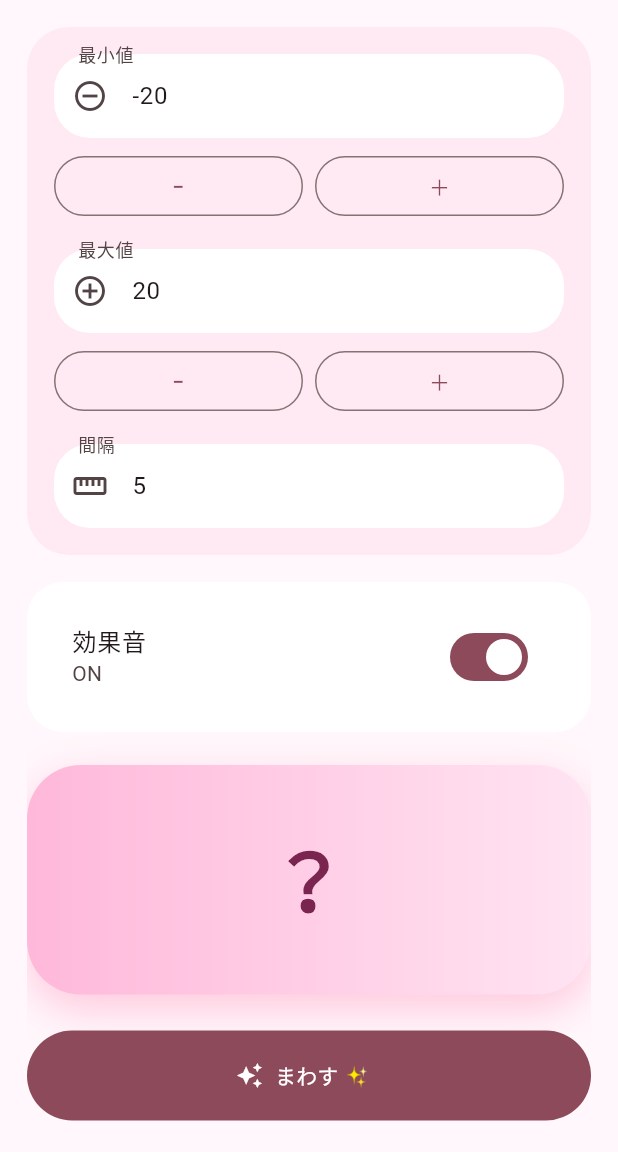
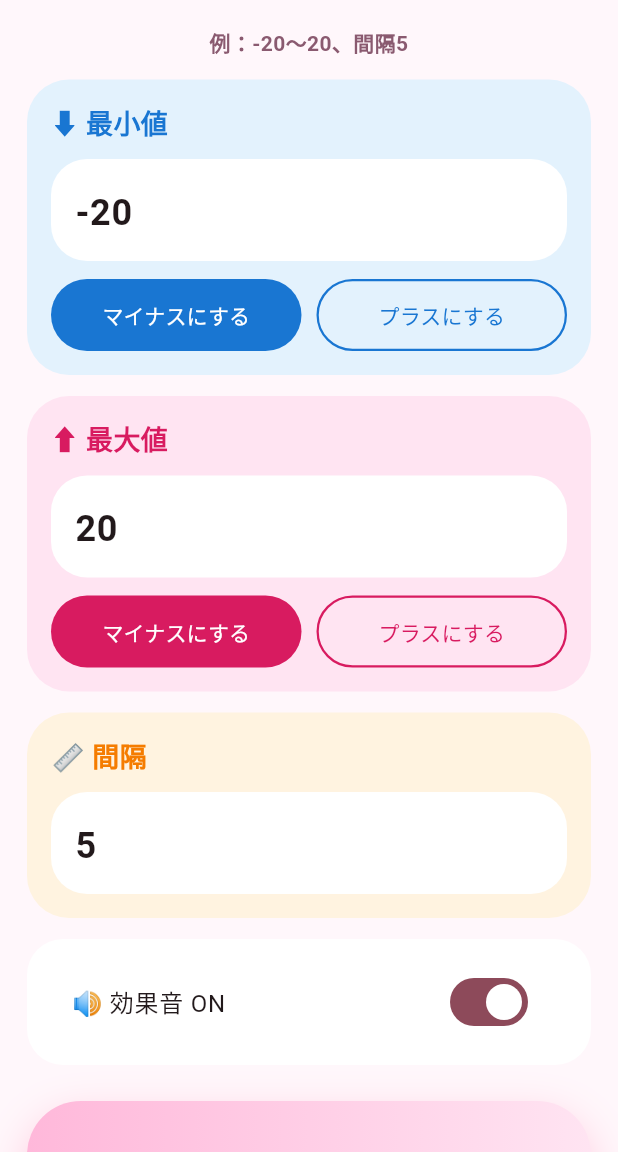
Before and after one commit to tatsu110119/random_app, a Flutter app: the screen it shows after launch, on a phone screen of 412 x 824 dp, the part 84-1236 px from its top. Run offline on Flutter 3.47's test engine with Material 3 defaults, Android fonts, the light colour scheme and no system bars; our stand-ins replace audioplayers, shared_preferences.

Commit message:
final ui update

```diff
--- a/lib/main.dart
+++ b/lib/main.dart
@@ -113,6 +113,11 @@ class _RandomPageState extends State<RandomPage> {
       list.add(i);
     }
 
+    if (list.isEmpty) {
+      showError("候補がありません");
+      return;
+    }
+
     setState(() {
       isRolling = true;
       hasFinalResult = false;
@@ -122,6 +127,7 @@ class _RandomPageState extends State<RandomPage> {
       await rollingPlayer.setReleaseMode(ReleaseMode.loop);
       await rollingPlayer.play(AssetSource('sounds/rolling.mp3'));
 
+      // Web対策
       await finishPlayer.play(AssetSource('sounds/finish.mp3'));
       await finishPlayer.stop();
     }
@@ -201,59 +207,97 @@ class _RandomPageState extends State<RandomPage> {
     super.dispose();
   }
 
-  InputDecoration cuteInput(String label, IconData icon) {
-    return InputDecoration(
-      labelText: label,
-      prefixIcon: Icon(icon),
+  Widget numberCard({
+    required String title,
+    required String emoji,
+    required TextEditingController controller,
+    required Color backgroundColor,
+    required Color accentColor,
+    required bool allowMinus,
+  }) {
+    return Container(
+      padding: const EdgeInsets.all(16),
+      margin: const EdgeInsets.only(bottom: 14),
+      decoration: BoxDecoration(
+        color: backgroundColor,
+        borderRadius: BorderRadius.circular(28),
+      ),
+      child: Column(
+        crossAxisAlignment: CrossAxisAlignment.start,
+        children: [
+          Text(
+            '$emoji $title',
+            style: TextStyle(
+              fontSize: 18,
+              fontWeight: FontWeight.bold,
+              color: accentColor,
+            ),
+          ),
+          const SizedBox(height: 10),
+          TextField(
+            controller: controller,
+            keyboardType: TextInputType.number,
+            style: const TextStyle(
+              fontSize: 24,
+              fontWeight: FontWeight.bold,
+            ),
+            decoration: InputDecoration(
               filled: true,
               fillColor: Colors.white,
+              hintText: '数字を入力',
               border: OutlineInputBorder(
                 borderRadius: BorderRadius.circular(24),
                 borderSide: BorderSide.none,
               ),
-    );
-  }
-
-  Widget numberInput({
-    required String label,
-    required TextEditingController controller,
-    required IconData icon,
-    required bool allowMinus,
-  }) {
-    return Column(
-      children: [
-        TextField(
-          controller: controller,
-          decoration: cuteInput(label, icon),
-          keyboardType: TextInputType.number,
+            ),
           ),
           if (allowMinus) ...[
-          const SizedBox(height: 8),
+            const SizedBox(height: 12),
             Row(
               children: [
                 Expanded(
-                child: OutlinedButton(
-                  onPressed: isRolling ? null : () => makeNegative(controller),
-                  child: const Text('−'),
+                  child: FilledButton(
+                    onPressed:
+                        isRolling ? null : () => makeNegative(controller),
+                    style: FilledButton.styleFrom(
+                      backgroundColor: accentColor,
+                      minimumSize: const Size(0, 48),
+                      shape: RoundedRectangleBorder(
+                        borderRadius: BorderRadius.circular(24),
                       ),
                     ),
-              const SizedBox(width: 8),
+                    child: const Text('マイナスにする'),
+                  ),
+                ),
+                const SizedBox(width: 10),
                 Expanded(
                   child: OutlinedButton(
-                  onPressed: isRolling ? null : () => makePositive(controller),
-                  child: const Text('＋'),
+                    onPressed:
+                        isRolling ? null : () => makePositive(controller),
+                    style: OutlinedButton.styleFrom(
+                      minimumSize: const Size(0, 48),
+                      side: BorderSide(color: accentColor, width: 1.5),
+                      shape: RoundedRectangleBorder(
+                        borderRadius: BorderRadius.circular(24),
+                      ),
+                    ),
+                    child: Text(
+                      'プラスにする',
+                      style: TextStyle(color: accentColor),
+                    ),
                   ),
                 ),
               ],
             ),
           ],
         ],
+      ),
     );
   }
 
   @override
   Widget build(BuildContext context) {
-    final fontSize = hasFinalResult ? 92.0 : 52.0;
+    final fontSize = hasFinalResult ? 96.0 : 54.0;
 
     return Scaffold(
       appBar: AppBar(
@@ -262,43 +306,43 @@ class _RandomPageState extends State<RandomPage> {
         backgroundColor: const Color(0xFFFFD6EA),
       ),
       body: SafeArea(
-        child: Padding(
+        child: ListView(
           padding: const EdgeInsets.all(18),
-          child: ListView(
           children: [
-              Container(
-                padding: const EdgeInsets.all(18),
-                decoration: BoxDecoration(
-                  color: const Color(0xFFFFEAF4),
-                  borderRadius: BorderRadius.circular(28),
+            const Text(
+              '例：-20〜20、間隔5',
+              textAlign: TextAlign.center,
+              style: TextStyle(
+                color: Color(0xFF8A5A70),
+                fontWeight: FontWeight.bold,
               ),
-                child: Column(
-                  children: [
-                    numberInput(
-                      label: '最小値',
+            ),
+            const SizedBox(height: 14),
+
+            numberCard(
+              title: '最小値',
+              emoji: '⬇️',
               controller: minController,
-                      icon: Icons.remove_circle_outline,
+              backgroundColor: const Color(0xFFE3F2FD),
+              accentColor: const Color(0xFF1976D2),
               allowMinus: true,
             ),
-                    const SizedBox(height: 18),
-                    numberInput(
-                      label: '最大値',
+            numberCard(
+              title: '最大値',
+              emoji: '⬆️',
               controller: maxController,
-                      icon: Icons.add_circle_outline,
+              backgroundColor: const Color(0xFFFFE4F2),
+              accentColor: const Color(0xFFD81B60),
               allowMinus: true,
             ),
-                    const SizedBox(height: 18),
-                    numberInput(
-                      label: '間隔',
+            numberCard(
+              title: '間隔',
+              emoji: '📏',
               controller: stepController,
-                      icon: Icons.straighten,
+              backgroundColor: const Color(0xFFFFF3E0),
+              accentColor: const Color(0xFFF57C00),
               allowMinus: false,
             ),
-                  ],
-                ),
-              ),
-
-              const SizedBox(height: 18),
 
             Container(
               padding: const EdgeInsets.all(14),
@@ -307,8 +351,7 @@ class _RandomPageState extends State<RandomPage> {
                 borderRadius: BorderRadius.circular(24),
               ),
               child: SwitchListTile(
-                  title: const Text('効果音'),
-                  subtitle: Text(soundOn ? 'ON' : 'OFF'),
+                title: Text(soundOn ? '🔊 効果音 ON' : '🔇 効果音 OFF'),
                 value: soundOn,
                 onChanged: isRolling
                     ? null
@@ -321,14 +364,14 @@ class _RandomPageState extends State<RandomPage> {
               ),
             ),
 
-              const SizedBox(height: 22),
+            const SizedBox(height: 24),
 
             AnimatedScale(
-                scale: isRolling ? 1.05 : hasFinalResult ? 1.2 : 1.0,
+              scale: isRolling ? 1.04 : hasFinalResult ? 1.16 : 1.0,
               duration: const Duration(milliseconds: 250),
               child: Container(
                 width: double.infinity,
-                  padding: const EdgeInsets.symmetric(vertical: 38),
+                padding: const EdgeInsets.symmetric(vertical: 34),
                 decoration: BoxDecoration(
                   borderRadius: BorderRadius.circular(36),
                   gradient: const LinearGradient(
@@ -345,7 +388,17 @@ class _RandomPageState extends State<RandomPage> {
                     ),
                   ],
                 ),
-                  child: AnimatedDefaultTextStyle(
+                child: Column(
+                  children: [
+                    const Text(
+                      '結果',
+                      style: TextStyle(
+                        fontSize: 18,
+                        fontWeight: FontWeight.bold,
+                        color: Color(0xFF7A2450),
+                      ),
+                    ),
+                    AnimatedDefaultTextStyle(
                       duration: const Duration(milliseconds: 300),
                       style: TextStyle(
                         fontSize: fontSize,
@@ -357,24 +410,50 @@ class _RandomPageState extends State<RandomPage> {
                         textAlign: TextAlign.center,
                       ),
                     ),
+                  ],
+                ),
               ),
             ),
 
             const SizedBox(height: 24),
 
-              FilledButton.icon(
+            Container(
+              decoration: BoxDecoration(
+                borderRadius: BorderRadius.circular(34),
+                gradient: const LinearGradient(
+                  colors: [
+                    Color(0xFFFF5FA2),
+                    Color(0xFFFF9ACB),
+                  ],
+                ),
+                boxShadow: [
+                  BoxShadow(
+                    color: Colors.pinkAccent.withOpacity(0.35),
+                    blurRadius: 20,
+                    offset: const Offset(0, 8),
+                  ),
+                ],
+              ),
+              child: FilledButton.icon(
                 onPressed: isRolling ? null : generate,
-                icon: const Icon(Icons.auto_awesome),
-                label: Text(isRolling ? 'くるくる中…' : 'まわす ✨'),
+                icon: const Icon(Icons.casino),
+                label: Text(isRolling ? 'くるくる中…' : '🎰 ルーレットをまわす'),
                 style: FilledButton.styleFrom(
-                  minimumSize: const Size(double.infinity, 60),
+                  backgroundColor: Colors.transparent,
+                  shadowColor: Colors.transparent,
+                  minimumSize: const Size(double.infinity, 64),
                   shape: RoundedRectangleBorder(
-                    borderRadius: BorderRadius.circular(30),
+                    borderRadius: BorderRadius.circular(34),
+                  ),
+                  textStyle: const TextStyle(
+                    fontSize: 18,
+                    fontWeight: FontWeight.bold,
+                  ),
                 ),
               ),
             ),
 
-              const SizedBox(height: 24),
+            const SizedBox(height: 26),
 
             Row(
               mainAxisAlignment: MainAxisAlignment.spaceBetween,
@@ -397,39 +476,26 @@ class _RandomPageState extends State<RandomPage> {
             ),
 
             if (history.isEmpty)
-                const Center(
-                  child: Padding(
+              const Padding(
                 padding: EdgeInsets.all(24),
-                    child: Text("まだ履歴はありません 🐣"),
-                  ),
+                child: Center(child: Text("まだ履歴はありません 🐣")),
               )
             else
-                ...history.asMap().entries.map((entry) {
-                  final index = entry.key;
-                  final value = entry.value;
-
-                  return Card(
-                    color: Colors.white,
-                    shape: RoundedRectangleBorder(
-                      borderRadius: BorderRadius.circular(22),
+              Wrap(
+                spacing: 8,
+                runSpacing: 8,
+                children: history.map((value) {
+                  return Chip(
+                    label: Text(
+                      value.toString(),
+                      style: const TextStyle(fontWeight: FontWeight.bold),
                     ),
-                    child: ListTile(
-                      leading: CircleAvatar(
-                        backgroundColor: const Color(0xFFFFD6EA),
-                        child: Text('${index + 1}'),
+                    backgroundColor: const Color(0xFFFFE4F2),
+                    side: const BorderSide(color: Color(0xFFFFB8DA)),
+                  );
+                }).toList(),
               ),
-                      title: Text(
-                        value.toString(),
-                        style: const TextStyle(
-                          fontSize: 22,
-                          fontWeight: FontWeight.bold,
-                        ),
-                      ),
-                    ),
-                  );
-                }),
           ],
-          ),
         ),
       ),
     );
```
Also changed, not shown: docs/assets/fonts/MaterialIcons-Regular.otf, 2 other files. Lines whose indentation alone changed are shown as unchanged.
